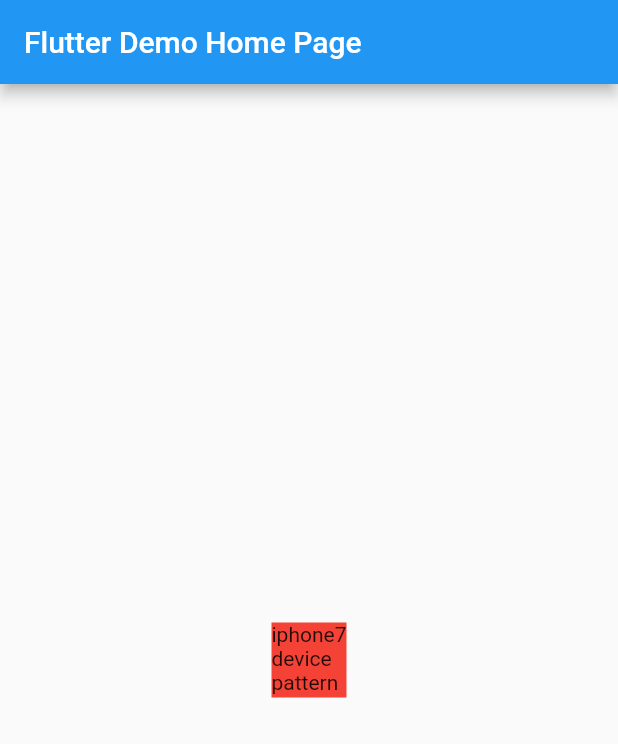
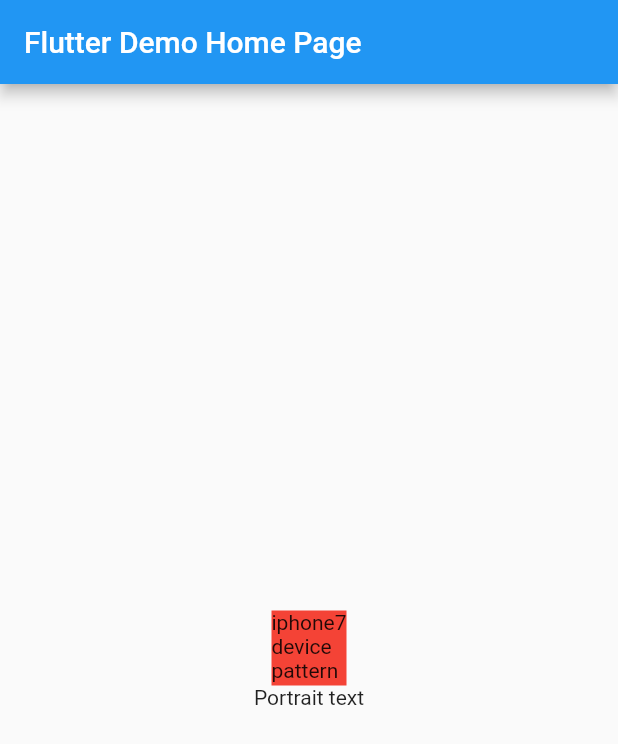
Before and after one commit to kerimamansaryyev/adaptixV2, a Flutter app: the screen it shows after launch, on a phone screen of 412 x 824 dp. Shown: the top 744 px of the screen. Run offline on Flutter 3.47's test engine with Material 2 defaults, Android fonts, the phone set to English and light mode, and no system bars.

```diff
--- a/example/lib/main.dart
+++ b/example/lib/main.dart
@@ -117,11 +117,17 @@ class _MyHomePageState extends State<MyHomePage> {
                       width: 50.adaptedPx(context),
                       height: 50.adaptedPx(context),
                       child: Text(context.responsiveSwitch(
-                          MyResposivenessPattern.myResponsiveSwitchArguments(
+                          MyResposivenessPattern.myResponsiveSwitchArguments<
+                                  String>(
                               defaultValue: 'Unrecognized device pattern',
                               iphone7Value: 'iphone7 device pattern',
                               iphone11Value: 'iphone11 device pattern',
                               ipadMiniValue: 'ipadMini device pattern'))),
+                    ),
+                    SizedBox(
+                      child: Text(context.orientationSwitch<String>(
+                          onLandscape: 'Landscape text',
+                          onPortrait: 'Portrait text')),
                     )
                   ],
                 ),
--- a/lib/src/extensions/context.dart
+++ b/lib/src/extensions/context.dart
@@ -1,3 +1,4 @@
+import 'package:adaptix/src/models/adaptix_constraints.dart';
 import 'package:adaptix/src/models/generic_switch.dart';
 import 'package:adaptix/src/widgets/adaptix.dart';
 import 'package:flutter/widgets.dart';
@@ -6,4 +7,9 @@ extension ResponsiveSwitchExtension on BuildContext {
   /// Uses [GenericResponsiveSwitch.getValueAccordingtoBreakpoint] passing the breakpoints of [Adaptix] from this context.
   T responsiveSwitch<T>(GenericResponsiveSwitchArgs<T> arguments) =>
       Adaptix.of(this).responsiveSwitch(arguments);
+
+  /// Returns an object of type [T] according to [AdaptixConstraints.orientation] of the context
+  T orientationSwitch<T>({required T onLandscape, required T onPortrait}) =>
+      Adaptix.of(this)
+          .orientationSwitch(onLandscape: onLandscape, onPortrait: onPortrait);
 }
--- a/lib/src/models/adaptix_constraints.dart
+++ b/lib/src/models/adaptix_constraints.dart
@@ -49,6 +49,16 @@ class AdaptixConstraints with ArgsComparisonMixin {
         .getValueAccordingtoBreakpoint(breakpoint);
   }
 
+  /// Returns an object of type [T] according to [orientation]
+  T orientationSwitch<T>({required T onLandscape, required T onPortrait}) {
+    switch (orientation) {
+      case Orientation.portrait:
+        return onPortrait;
+      case Orientation.landscape:
+        return onLandscape;
+    }
+  }
+
   @override
   bool isSameAs(ArgsComparisonMixin other) {
     return other is AdaptixConstraints &&
--- a/pubspec.yaml
+++ b/pubspec.yaml
@@ -1,6 +1,6 @@
 name: adaptix
 description: A flexible and effective flutter package for responsive and adaptive design.
-version: 0.0.3
+version: 0.0.5
 
 repository: https://github.com/mcfugger/adaptixV2.git
 
```
Also changed, not shown: example/pubspec.lock, 2 other files.
